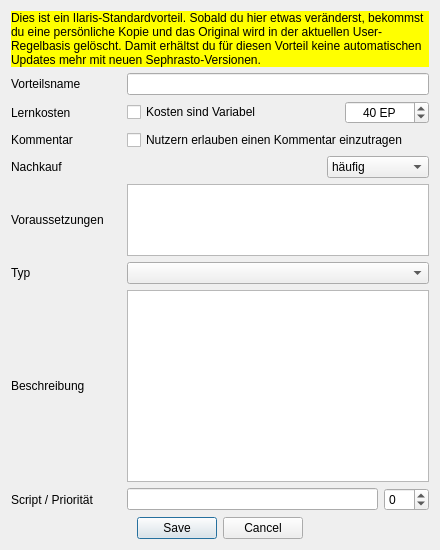
First picture: the form in UI/DatenbankEditVorteil.ui, repository Aeolitus/Sephrasto, before the edit.
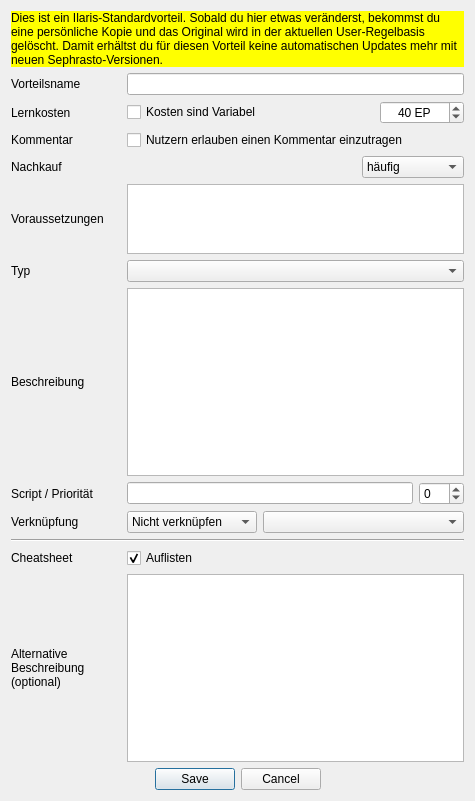
Second picture: the form after the edit.

What changed in the file:
```diff
--- a/UI/DatenbankEditVorteil.ui
+++ b/UI/DatenbankEditVorteil.ui
@@ -9,146 +9,29 @@
    <rect>
     <x>0</x>
     <y>0</y>
-    <width>440</width>
-    <height>550</height>
+    <width>475</width>
+    <height>801</height>
    </rect>
   </property>
   <property name="windowTitle">
    <string>Sephrasto - Vorteil bearbeiten...</string>
   </property>
   <layout class="QGridLayout" name="gridLayout_2">
+   <item row="1" column="0">
+    <widget class="QDialogButtonBox" name="buttonBox">
+     <property name="orientation">
+      <enum>Qt::Horizontal</enum>
+     </property>
+     <property name="standardButtons">
+      <set>QDialogButtonBox::Cancel|QDialogButtonBox::Save</set>
+     </property>
+     <property name="centerButtons">
+      <bool>true</bool>
+     </property>
+    </widget>
+   </item>
    <item row="0" column="0">
     <layout class="QGridLayout" name="gridLayout">
-     <item row="6" column="1">
-      <layout class="QHBoxLayout" name="horizontalLayout">
-       <item>
-        <spacer name="horizontalSpacer">
-         <property name="orientation">
-          <enum>Qt::Horizontal</enum>
-         </property>
-         <property name="sizeHint" stdset="0">
-          <size>
-           <width>40</width>
-           <height>20</height>
-          </size>
-         </property>
-        </spacer>
-       </item>
-       <item>
-        <widget class="QComboBox" name="comboNachkauf">
-         <item>
-          <property name="text">
-           <string>häufig</string>
-          </property>
-         </item>
-         <item>
-          <property name="text">
-           <string>üblich</string>
-          </property>
-         </item>
-         <item>
-          <property name="text">
-           <string>selten</string>
-          </property>
-         </item>
-         <item>
-          <property name="text">
-           <string>extrem selten</string>
-          </property>
-         </item>
-         <item>
-          <property name="text">
-           <string>nicht möglich</string>
-          </property>
-         </item>
-        </widget>
-       </item>
-      </layout>
-     </item>
-     <item row="10" column="1">
-      <layout class="QHBoxLayout" name="horizontalLayout">
-       <item>
-        <layout class="QHBoxLayout" name="horizontalLayout_4">
-         <item>
-          <widget class="QLineEdit" name="scriptEdit"/>
-         </item>
-         <item>
-          <widget class="QSpinBox" name="scriptPrioEdit">
-           <property name="minimum">
-            <number>-10</number>
-           </property>
-           <property name="maximum">
-            <number>10</number>
-           </property>
-           <property name="singleStep">
-            <number>1</number>
-           </property>
-           <property name="value">
-            <number>0</number>
-           </property>
-          </widget>
-         </item>
-        </layout>
-       </item>
-      </layout>
-     </item>
-     <item row="10" column="0">
-      <widget class="QLabel" name="label_4">
-       <property name="minimumSize">
-        <size>
-         <width>110</width>
-         <height>0</height>
-        </size>
-       </property>
-       <property name="text">
-        <string>Script / Priorität</string>
-       </property>
-      </widget>
-     </item>
-     <item row="8" column="0">
-      <widget class="QLabel" name="label_6">
-       <property name="text">
-        <string>Typ</string>
-       </property>
-      </widget>
-     </item>
-     <item row="7" column="0">
-      <widget class="QLabel" name="label_4">
-       <property name="minimumSize">
-        <size>
-         <width>110</width>
-         <height>0</height>
-        </size>
-       </property>
-       <property name="text">
-        <string>Voraussetzungen</string>
-       </property>
-      </widget>
-     </item>
-     <item row="9" column="0">
-      <widget class="QLabel" name="label_5">
-       <property name="text">
-        <string>Beschreibung</string>
-       </property>
-      </widget>
-     </item>
-     <item row="7" column="1">
-      <widget class="QPlainTextEdit" name="voraussetzungenEdit"/>
-     </item>
-     <item row="4" column="1">
-      <widget class="QCheckBox" name="checkKommentar">
-       <property name="text">
-        <string>Nutzern erlauben einen Kommentar einzutragen</string>
-       </property>
-      </widget>
-     </item>
-     <item row="1" column="0">
-      <widget class="QLabel" name="label">
-       <property name="text">
-        <string>Vorteilsname</string>
-       </property>
-      </widget>
-     </item>
      <item row="9" column="1">
       <widget class="QPlainTextEdit" name="textEdit">
        <property name="sizePolicy">
@@ -159,6 +42,13 @@
        </property>
       </widget>
      </item>
+     <item row="13" column="0">
+      <widget class="QLabel" name="label_10">
+       <property name="text">
+        <string>Cheatsheet</string>
+       </property>
+      </widget>
+     </item>
      <item row="3" column="1">
       <layout class="QHBoxLayout" name="horizontalLayout_2">
        <item>
@@ -205,16 +95,76 @@
        </item>
       </layout>
      </item>
-     <item row="4" column="0">
-      <widget class="QLabel" name="label_7">
-       <property name="text">
-        <string>Kommentar</string>
-       </property>
-      </widget>
-     </item>
      <item row="1" column="1">
       <widget class="QLineEdit" name="nameEdit"/>
      </item>
+     <item row="10" column="1">
+      <layout class="QHBoxLayout" name="horizontalLayout_4">
+       <item>
+        <widget class="QLineEdit" name="scriptEdit"/>
+       </item>
+       <item>
+        <widget class="QSpinBox" name="scriptPrioEdit">
+         <property name="minimum">
+          <number>-10</number>
+         </property>
+         <property name="maximum">
+          <number>10</number>
+         </property>
+         <property name="singleStep">
+          <number>1</number>
+         </property>
+         <property name="value">
+          <number>0</number>
+         </property>
+        </widget>
+       </item>
+      </layout>
+     </item>
+     <item row="14" column="0">
+      <widget class="QLabel" name="label_8">
+       <property name="sizePolicy">
+        <sizepolicy hsizetype="Preferred" vsizetype="Preferred">
+         <horstretch>0</horstretch>
+         <verstretch>0</verstretch>
+        </sizepolicy>
+       </property>
+       <property name="minimumSize">
+        <size>
+         <width>0</width>
+         <height>0</height>
+        </size>
+       </property>
+       <property name="maximumSize">
+        <size>
+         <width>130</width>
+         <height>16777215</height>
+        </size>
+       </property>
+       <property name="text">
+        <string>Alternative Beschreibung (optional)</string>
+       </property>
+       <property name="wordWrap">
+        <bool>true</bool>
+       </property>
+       <property name="indent">
+        <number>0</number>
+       </property>
+      </widget>
+     </item>
+     <item row="7" column="0">
+      <widget class="QLabel" name="label_4">
+       <property name="minimumSize">
+        <size>
+         <width>110</width>
+         <height>0</height>
+        </size>
+       </property>
+       <property name="text">
+        <string>Voraussetzungen</string>
+       </property>
+      </widget>
+     </item>
      <item row="3" column="0">
       <widget class="QLabel" name="label_2">
        <property name="text">
@@ -222,6 +172,75 @@
        </property>
       </widget>
      </item>
+     <item row="6" column="1">
+      <layout class="QHBoxLayout" name="horizontalLayout">
+       <item>
+        <spacer name="horizontalSpacer">
+         <property name="orientation">
+          <enum>Qt::Horizontal</enum>
+         </property>
+         <property name="sizeHint" stdset="0">
+          <size>
+           <width>40</width>
+           <height>20</height>
+          </size>
+         </property>
+        </spacer>
+       </item>
+       <item>
+        <widget class="QComboBox" name="comboNachkauf">
+         <item>
+          <property name="text">
+           <string>häufig</string>
+          </property>
+         </item>
+         <item>
+          <property name="text">
+           <string>üblich</string>
+          </property>
+         </item>
+         <item>
+          <property name="text">
+           <string>selten</string>
+          </property>
+         </item>
+         <item>
+          <property name="text">
+           <string>extrem selten</string>
+          </property>
+         </item>
+         <item>
+          <property name="text">
+           <string>nicht möglich</string>
+          </property>
+         </item>
+        </widget>
+       </item>
+      </layout>
+     </item>
+     <item row="12" column="0" colspan="2">
+      <widget class="Line" name="line_2">
+       <property name="orientation">
+        <enum>Qt::Horizontal</enum>
+       </property>
+      </widget>
+     </item>
+     <item row="7" column="1">
+      <widget class="QPlainTextEdit" name="voraussetzungenEdit"/>
+     </item>
+     <item row="10" column="0">
+      <widget class="QLabel" name="label_4">
+       <property name="minimumSize">
+        <size>
+         <width>110</width>
+         <height>0</height>
+        </size>
+       </property>
+       <property name="text">
+        <string>Script / Priorität</string>
+       </property>
+      </widget>
+     </item>
      <item row="8" column="1">
       <layout class="QHBoxLayout" name="horizontalLayout_3">
        <item>
@@ -236,6 +255,34 @@
        </property>
       </widget>
      </item>
+     <item row="4" column="1">
+      <widget class="QCheckBox" name="checkKommentar">
+       <property name="text">
+        <string>Nutzern erlauben einen Kommentar einzutragen</string>
+       </property>
+      </widget>
+     </item>
+     <item row="4" column="0">
+      <widget class="QLabel" name="label_7">
+       <property name="text">
+        <string>Kommentar</string>
+       </property>
+      </widget>
+     </item>
+     <item row="8" column="0">
+      <widget class="QLabel" name="label_6">
+       <property name="text">
+        <string>Typ</string>
+       </property>
+      </widget>
+     </item>
+     <item row="1" column="0">
+      <widget class="QLabel" name="label">
+       <property name="text">
+        <string>Vorteilsname</string>
+       </property>
+      </widget>
+     </item>
      <item row="0" column="0" colspan="2">
       <widget class="QLabel" name="warning">
        <property name="visible">
@@ -252,21 +299,97 @@
        </property>
       </widget>
      </item>
+     <item row="13" column="1">
+      <widget class="QCheckBox" name="checkCheatsheet">
+       <property name="text">
+        <string>Auflisten</string>
+       </property>
+       <property name="checked">
+        <bool>true</bool>
+       </property>
+      </widget>
+     </item>
+     <item row="14" column="1">
+      <widget class="QTextEdit" name="teCheatsheet">
+       <property name="sizePolicy">
+        <sizepolicy hsizetype="Expanding" vsizetype="MinimumExpanding">
+         <horstretch>0</horstretch>
+         <verstretch>0</verstretch>
+        </sizepolicy>
+       </property>
+       <property name="minimumSize">
+        <size>
+         <width>0</width>
+         <height>0</height>
+        </size>
+       </property>
+       <property name="maximumSize">
+        <size>
+         <width>16777215</width>
+         <height>16777215</height>
+        </size>
+       </property>
+      </widget>
+     </item>
+     <item row="17" column="1">
+      <layout class="QHBoxLayout" name="horizontalLayout"/>
+     </item>
+     <item row="9" column="0">
+      <widget class="QLabel" name="label_5">
+       <property name="text">
+        <string>Beschreibung</string>
+       </property>
+      </widget>
+     </item>
+     <item row="11" column="1">
+      <layout class="QHBoxLayout" name="horizontalLayout_5">
+       <item>
+        <widget class="QComboBox" name="comboLinkKategorie">
+         <property name="maximumSize">
+          <size>
+           <width>130</width>
+           <height>16777215</height>
+          </size>
+         </property>
+         <item>
+          <property name="text">
+           <string>Nicht verknüpfen</string>
+          </property>
+         </item>
+         <item>
+          <property name="text">
+           <string>Manöver / Mod.</string>
+          </property>
+         </item>
+         <item>
+          <property name="text">
+           <string>Übernat. Talent</string>
+          </property>
+         </item>
+         <item>
+          <property name="text">
+           <string>Vorteil</string>
+          </property>
+         </item>
+        </widget>
+       </item>
+       <item>
+        <widget class="QComboBox" name="comboLinkElement"/>
+       </item>
+      </layout>
+     </item>
+     <item row="11" column="0">
+      <widget class="QLabel" name="label_9">
+       <property name="text">
+        <string>Verknüpfung</string>
+       </property>
+       <property name="indent">
+        <number>0</number>
+       </property>
+      </widget>
+     </item>
     </layout>
    </item>
-   <item row="1" column="0">
-    <widget class="QDialogButtonBox" name="buttonBox">
-     <property name="orientation">
-      <enum>Qt::Horizontal</enum>
-     </property>
-     <property name="standardButtons">
-      <set>QDialogButtonBox::Cancel|QDialogButtonBox::Save</set>
-     </property>
-     <property name="centerButtons">
-      <bool>true</bool>
-     </property>
-    </widget>
-   </item>
   </layout>
  </widget>
  <tabstops>
```
